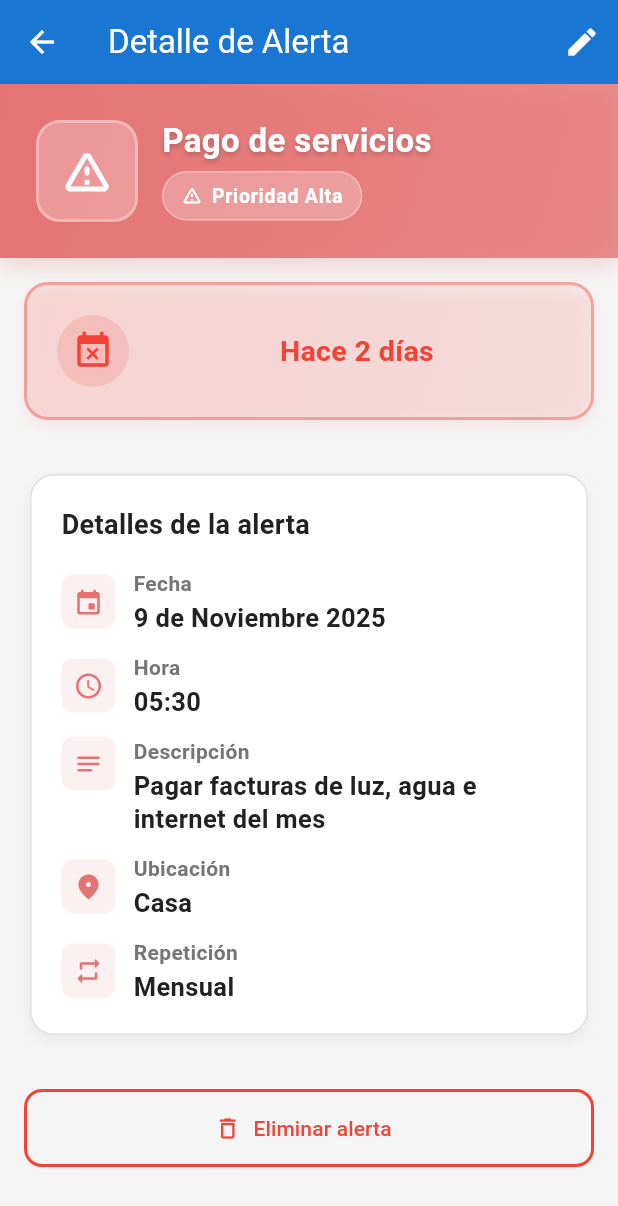
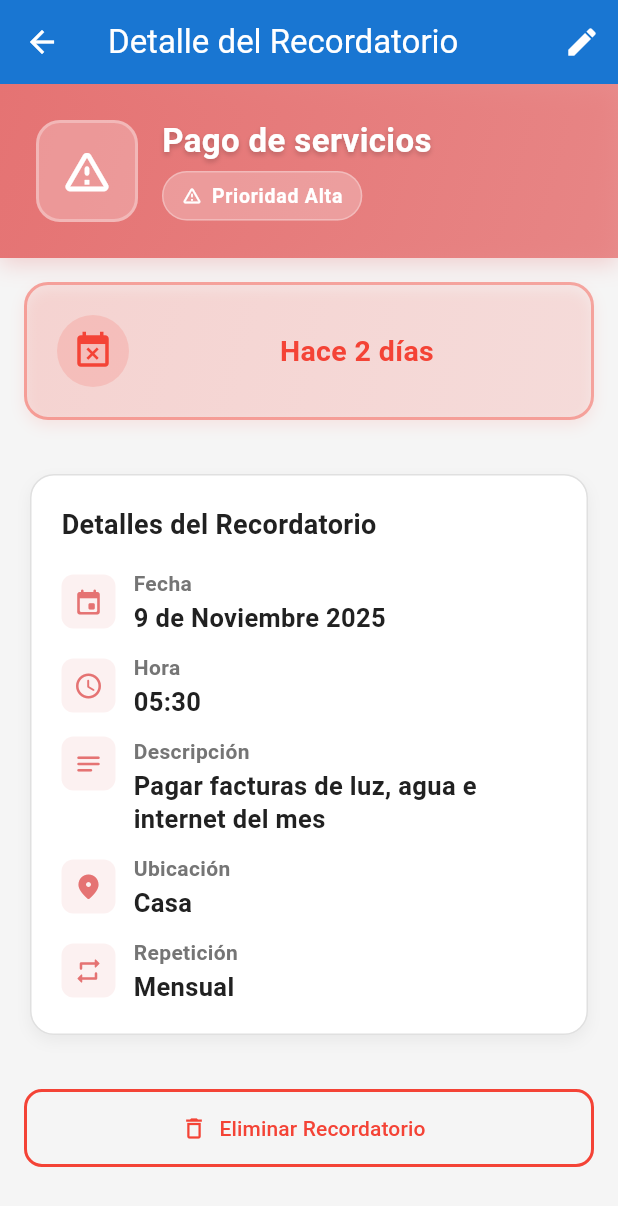
Before and after one commit to Danaheand/FlutterDFind, a Flutter app: the MainScaffold screen opened by its route, after a tap on "Pasadas", after a tap on "Pago de servicios", on a phone screen of 412 x 824 dp. Shown: the top 1206 px of the screen. Run offline on Flutter 3.47's test engine with Material 3 defaults, Android fonts, the phone set to English and light mode, and no system bars; our stand-ins replace flutter_colorpicker, flutter_local_notifications, image_picker, permission_handler, shared_preferences, timezone; accounts and stored records are empty.

Commit message:
Cambiar alerta por recordatorio para que se entienda mejor

```diff
--- a/lib/main.dart
+++ b/lib/main.dart
@@ -47,7 +47,7 @@ class _MainScaffoldState extends State<MainScaffold> {
         items: const [
           BottomNavigationBarItem(
             icon: Icon(Icons.notifications),
-            label: 'Alertas',
+            label: 'Recordatorios',
           ),
           BottomNavigationBarItem(
             icon: Icon(Icons.shopping_cart),
@@ -84,7 +84,7 @@ class MyApp extends StatelessWidget {
     return ChangeNotifierProvider<FontSizeProvider>(
       create: (_) => FontSizeProvider(),
       child: MaterialApp(
-        title: 'Inventory Management',
+        title: 'DFind',
         theme: AppTheme.lightTheme,
         darkTheme: AppTheme.darkTheme,
         themeMode: ThemeMode.system,
--- a/lib/screens/alert_detail_screen.dart
+++ b/lib/screens/alert_detail_screen.dart
@@ -136,14 +136,14 @@ class AlertDetailScreen extends StatelessWidget {
 
     return Scaffold(
       appBar: AppBar(
-        title: const Text('Detalle de Alerta'),
+        title: const Text('Detalle del Recordatorio'),
         actions: [
           IconButton(
             icon: const Icon(Icons.edit),
             onPressed: () {
-              // TODO: Abrir editor de alerta
+              // TODO: Abrir editor de Recordatorio
               ScaffoldMessenger.of(context).showSnackBar(
-                const SnackBar(content: Text('Editar alerta (proximamente)')),
+                const SnackBar(content: Text('Editar Recordatorio (proximamente)')),
               );
             },
           ),
@@ -395,7 +395,7 @@ class AlertDetailScreen extends StatelessWidget {
                           const SizedBox(width: 6),
                           Consumer<FontSizeProvider>(
                             builder: (context, fontSizeProvider, _) => Text(
-                              'Alerta desactivada',
+                              'Recordatorio desactivado',
                               style: TextStyle(
                                 fontSize: fontSizeProvider.fontSize - 2,
                                 fontWeight: FontWeight.w600,
@@ -453,7 +453,7 @@ class AlertDetailScreen extends StatelessWidget {
                         // Título de la sección
                         Consumer<FontSizeProvider>(
                           builder: (context, fontSizeProvider, _) => Text(
-                            'Detalles de la alerta',
+                            'Detalles del Recordatorio',
                             style: TextStyle(
                               fontSize: fontSizeProvider.fontSize + 2,
                               fontWeight: FontWeight.bold,
@@ -544,13 +544,13 @@ class AlertDetailScreen extends StatelessWidget {
                       onPressed: () {
                         ScaffoldMessenger.of(context).showSnackBar(
                           const SnackBar(
-                            content: Text('Alerta desactivada'),
+                            content: Text('Recordatorio desactivado'),
                           ),
                         );
                         Navigator.pop(context);
                       },
                       icon: const Icon(Icons.pause_circle_filled),
-                      label: const Text('Desactivar alerta'),
+                      label: const Text('Desactivar Recordatorio'),
                       style: ElevatedButton.styleFrom(
                         backgroundColor: isLight
                             ? AppTheme.warningLight
@@ -578,11 +578,11 @@ class AlertDetailScreen extends StatelessWidget {
                                     : AppTheme.errorDark,
                               ),
                               const SizedBox(width: 8),
-                              const Text('Eliminar alerta'),
+                              const Text('Eliminar Recordatorio'),
                             ],
                           ),
                           content: const Text(
-                            '¿Estás seguro de que quieres eliminar esta alerta? Esta acción no se puede deshacer.',
+                            '¿Estás seguro de que quieres eliminar este Recordatorio? Esta acción no se puede deshacer.',
                           ),
                           actions: [
                             TextButton(
@@ -596,7 +596,7 @@ class AlertDetailScreen extends StatelessWidget {
                                     context); // Cierra la pantalla de detalle
                                 ScaffoldMessenger.of(context).showSnackBar(
                                   SnackBar(
-                                    content: const Text('Alerta eliminada'),
+                                    content: const Text('Recordatorio eliminado'),
                                     backgroundColor: isLight
                                         ? AppTheme.errorLight
                                         : AppTheme.errorDark,
@@ -617,7 +617,7 @@ class AlertDetailScreen extends StatelessWidget {
                       );
                     },
                     icon: const Icon(Icons.delete_outline),
-                    label: const Text('Eliminar alerta'),
+                    label: const Text('Eliminar Recordatorio'),
                     style: OutlinedButton.styleFrom(
                       foregroundColor:
                           isLight ? AppTheme.errorLight : AppTheme.errorDark,
@@ -847,7 +847,7 @@ class _ImageViewer extends StatelessWidget {
     return Scaffold(
       backgroundColor: Colors.black,
       appBar: AppBar(
-        title: const Text('Imagen de la alerta'),
+        title: const Text('Imagen del Recordatorio'),
         backgroundColor: Colors.black,
         foregroundColor: Colors.white,
       ),
```
